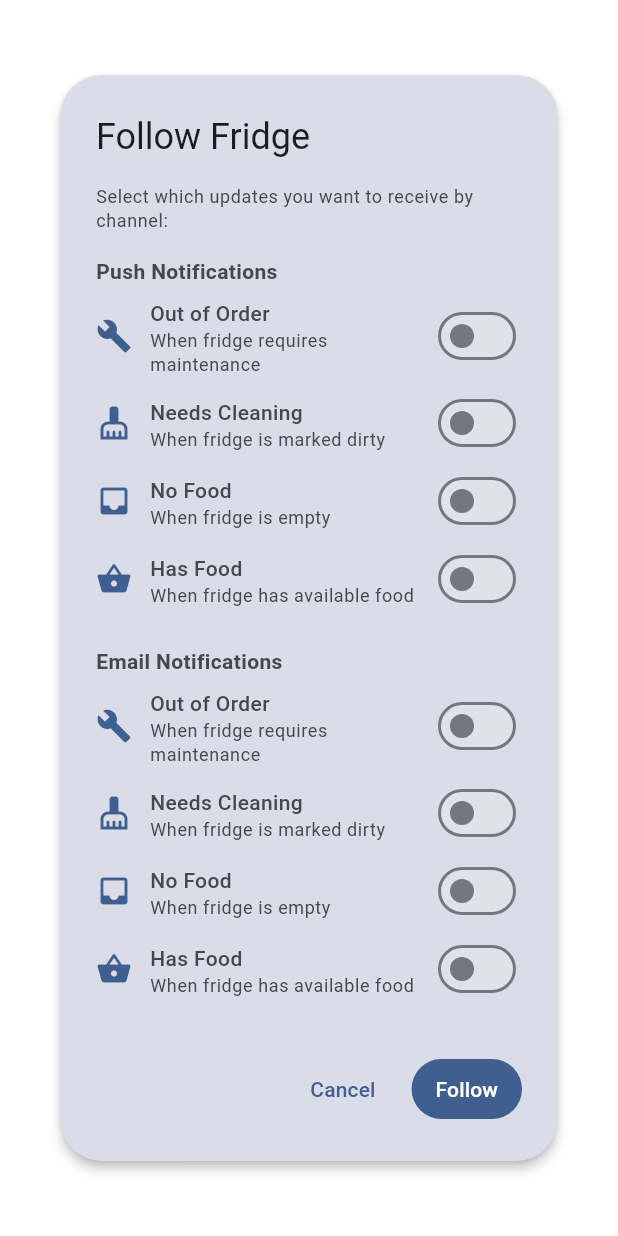
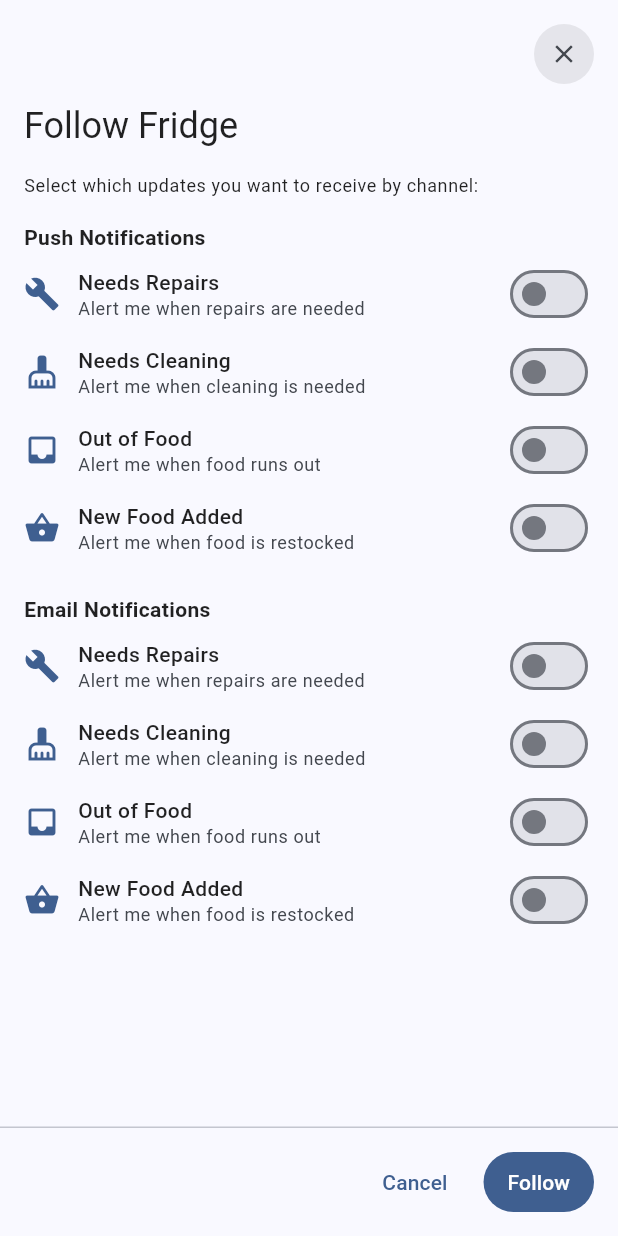
Before and after one commit to FridgeFinder/CFM_Mobile, a Flutter app: the NotificationPreferencesDialog screen opened directly with empty values, on a phone screen of 412 x 824 dp. Run offline on Flutter 3.47's test engine with Material 3 defaults, Android fonts, the phone set to English and light mode, and no system bars; our stand-ins replace app_links, connectivity_plus, dio, firebase_auth, firebase_core, firebase_messaging and 20 more; missing offline and left inert: dio_cache_interceptor_hive_store, flutter_map_cache, flutter_map_marker_cluster, vector_map_tiles, vector_tile_renderer; accounts and stored records are empty; generated files the repository leaves out were written again; network calls fail.

Commit message:
feat(notifications) increse dialogue size to take up entire screen

```diff
--- a/fridgefinder_flutter/lib/src/features/auth/presentation/widgets/edit_notification_preferences_dialog.dart
+++ b/fridgefinder_flutter/lib/src/features/auth/presentation/widgets/edit_notification_preferences_dialog.dart
@@ -1,4 +1,5 @@
 import 'package:flutter/material.dart';
+import 'package:flutter/services.dart';
 import 'package:flutter_riverpod/flutter_riverpod.dart';
 import 'package:permission_handler/permission_handler.dart';
 import 'package:design_system/design_system.dart';
@@ -61,6 +62,10 @@ class _NotificationPreferencesDialogState
     extends ConsumerState<NotificationPreferencesDialog> {
   late NotificationPreferences _preferences;
   bool _isLoading = false;
+
+  void _closeDialog() {
+    Navigator.of(context).pop(false);
+  }
 
   @override
   void initState() {
@@ -240,37 +245,87 @@ class _NotificationPreferencesDialogState
 
   @override
   Widget build(BuildContext context) {
+    final colorScheme = Theme.of(context).colorScheme;
+    final brightness = Theme.of(context).brightness;
+    final statusBarIconBrightness =
+      brightness == Brightness.dark ? Brightness.light : Brightness.dark;
+    final statusBarBrightness =
+      brightness == Brightness.dark ? Brightness.dark : Brightness.light;
+
     // Determine dialog title based on mode
     final dialogTitle = widget.mode == NotificationPreferencesMode.edit
         ? 'Notification Preferences'
         : 'Follow Fridge';
 
-    return AlertDialog(
-      shape: M3EShapes.dialog,
-      title: widget.fridgeName != null
-          ? Column(
-              crossAxisAlignment: CrossAxisAlignment.start,
-              mainAxisSize: MainAxisSize.min,
+    return AnnotatedRegion<SystemUiOverlayStyle>(
+      value: SystemUiOverlayStyle(
+        statusBarColor: colorScheme.surface,
+        statusBarIconBrightness: statusBarIconBrightness,
+        statusBarBrightness: statusBarBrightness,
+      ),
+      child: Scaffold(
+        backgroundColor: colorScheme.surface,
+        body: SafeArea(
+          child: Column(
+            children: [
+              Align(
+                alignment: Alignment.topRight,
+                child: Padding(
+                  padding: EdgeInsets.only(
+                    top: M3ESpacing.sm,
+                    right: M3ESpacing.sm,
+                  ),
+                  child: IconButton(
+                    onPressed: _isLoading ? null : _closeDialog,
+                    tooltip: 'Close notification preferences',
+                    style: ButtonStyle(
+                      backgroundColor: WidgetStateProperty.resolveWith((states) {
+                        if (states.contains(WidgetState.pressed) ||
+                            states.contains(WidgetState.hovered) ||
+                            states.contains(WidgetState.focused)) {
+                          return const Color.fromRGBO(0, 0, 0, 0.15);
+                        }
+
+                        return const Color.fromRGBO(0, 0, 0, 0.08);
+                      }),
+                      foregroundColor: WidgetStatePropertyAll(
+                        colorScheme.onSurfaceVariant,
+                      ),
+                      fixedSize: const WidgetStatePropertyAll(Size(36, 36)),
+                      shape: const WidgetStatePropertyAll(CircleBorder()),
+                    ),
+                    icon: const Icon(Icons.close, size: 20),
+                  ),
+                ),
+              ),
+              Expanded(
+                child: SingleChildScrollView(
+                  padding: EdgeInsets.fromLTRB(
+                    M3ESpacing.md,
+                    M3ESpacing.xs,
+                    M3ESpacing.md,
+                    M3ESpacing.md,
+                  ),
+                  child: Center(
+                    child: ConstrainedBox(
+                      constraints: const BoxConstraints(maxWidth: 520),
+                      child: Column(
+                        crossAxisAlignment: CrossAxisAlignment.stretch,
                         children: [
                           Text(
                             dialogTitle,
                             style: M3ETypography.headlineSmall,
                           ),
+                          if (widget.fridgeName != null) ...[
                             M3ESpacing.verticalXXS,
                             Text(
                               widget.fridgeName!,
                               style: M3ETypography.bodyMedium.copyWith(
-                        color: Theme.of(context).colorScheme.onSurfaceVariant,
+                                    color: colorScheme.onSurfaceVariant,
                                   ),
                             ),
                           ],
-            )
-          : Text(dialogTitle, style: M3ETypography.headlineSmall),
-      content: SingleChildScrollView(
-        child: Column(
-          mainAxisSize: MainAxisSize.min,
-          crossAxisAlignment: CrossAxisAlignment.start,
-          children: [
+                          M3ESpacing.verticalMD,
                           Text(
                             'Select which updates you want to receive by channel:',
                             style: M3ETypography.bodySmall,
@@ -282,7 +337,8 @@ class _NotificationPreferencesDialogState
                             onChanged: (channel) {
                               setState(() {
                                 _preferences = _preferences.copyWith(
-                    contactTypePreferences: _preferences.contactTypePreferences.copyWith(
+                                  contactTypePreferences:
+                                      _preferences.contactTypePreferences.copyWith(
                                     device: channel,
                                   ),
                                 );
@@ -296,7 +352,8 @@ class _NotificationPreferencesDialogState
                             onChanged: (channel) {
                               setState(() {
                                 _preferences = _preferences.copyWith(
-                    contactTypePreferences: _preferences.contactTypePreferences.copyWith(
+                                  contactTypePreferences:
+                                      _preferences.contactTypePreferences.copyWith(
                                     email: channel,
                                   ),
                                 );
@@ -306,19 +363,51 @@ class _NotificationPreferencesDialogState
                         ],
                       ),
                     ),
-      actions: [
-        if (widget.mode == NotificationPreferencesMode.edit)
+                  ),
+                ),
+              ),
+              Container(
+                width: double.infinity,
+                decoration: BoxDecoration(
+                  color: colorScheme.surface,
+                  border: Border(
+                    top: BorderSide(
+                      color: colorScheme.outlineVariant,
+                    ),
+                  ),
+                ),
+                child: SafeArea(
+                  top: false,
+                  child: Padding(
+                    padding: EdgeInsets.fromLTRB(
+                      M3ESpacing.md,
+                      M3ESpacing.sm,
+                      M3ESpacing.md,
+                      M3ESpacing.sm,
+                    ),
+                    child: Center(
+                      child: ConstrainedBox(
+                        constraints: const BoxConstraints(maxWidth: 520),
+                        child: Row(
+                          mainAxisAlignment: MainAxisAlignment.end,
+                          children: [
+                            if (widget.mode == NotificationPreferencesMode.edit) ...[
                               TextButton(
-            onPressed: _isLoading ? null : () => _handleUnfollow(context),
+                                onPressed:
+                                    _isLoading ? null : () => _handleUnfollow(context),
                                 style: TextButton.styleFrom(
-              foregroundColor: const Color(0xFFFF7043), // M3E alert/destructive
+                                  foregroundColor:
+                                      const Color(0xFFFF7043), // M3E alert/destructive
                                 ),
                                 child: const Text('Unfollow'),
                               ),
+                              M3ESpacing.horizontalXS,
+                            ],
                             TextButtonM3E(
-          onPressed: _isLoading ? null : () => Navigator.of(context).pop(false),
+                              onPressed: _isLoading ? null : _closeDialog,
                               child: const Text('Cancel'),
                             ),
+                            M3ESpacing.horizontalXS,
                             FilledButtonM3E(
                               onPressed: _isLoading ? null : _handleSave,
                               child: _isLoading
@@ -327,9 +416,23 @@ class _NotificationPreferencesDialogState
                                       height: 20,
                                       child: CircularProgressIndicatorM3E.small(),
                                     )
-              : Text(widget.mode == NotificationPreferencesMode.edit ? 'Save' : 'Follow'),
+                                  : Text(
+                                      widget.mode == NotificationPreferencesMode.edit
+                                          ? 'Save'
+                                          : 'Follow',
+                                    ),
                             ),
                           ],
+                        ),
+                      ),
+                    ),
+                  ),
+                ),
+              ),
+            ],
+          ),
+        ),
+      ),
     );
   }
 
@@ -349,29 +452,29 @@ class _NotificationPreferencesDialogState
         ),
         M3ESpacing.verticalXS,
         _buildPreferenceSwitch(
-          title: 'Out of Order',
-          subtitle: 'When fridge requires maintenance',
+          title: 'Needs Repairs',
+          subtitle: 'Alert me when repairs are needed',
           value: channel.outOfOrder,
           onChanged: (value) => onChanged(channel.copyWith(outOfOrder: value)),
           icon: Icons.build,
         ),
         _buildPreferenceSwitch(
           title: 'Needs Cleaning',
-          subtitle: 'When fridge is marked dirty',
+          subtitle: 'Alert me when cleaning is needed',
           value: channel.dirty,
           onChanged: (value) => onChanged(channel.copyWith(dirty: value)),
           icon: Icons.cleaning_services,
         ),
         _buildPreferenceSwitch(
-          title: 'No Food',
-          subtitle: 'When fridge is empty',
+          title: 'Out of Food',
+          subtitle: 'Alert me when food runs out',
           value: channel.noFood,
           onChanged: (value) => onChanged(channel.copyWith(noFood: value)),
           icon: Icons.inbox,
         ),
         _buildPreferenceSwitch(
-          title: 'Has Food',
-          subtitle: 'When fridge has available food',
+          title: 'New Food Added',
+          subtitle: 'Alert me when food is restocked',
           value: channel.hasFood,
           onChanged: (value) => onChanged(channel.copyWith(hasFood: value)),
           icon: Icons.shopping_basket,
--- a/fridgefinder_flutter/lib/src/features/profile/presentation/widgets/fridge_profile_button_row.dart
+++ b/fridgefinder_flutter/lib/src/features/profile/presentation/widgets/fridge_profile_button_row.dart
@@ -174,6 +174,7 @@ class FridgeProfileButtonRow extends ConsumerWidget {
 
       final didFollow = await showDialog<bool>(
         context: context,
+        barrierColor: Colors.transparent,
         builder: (dialogContext) => NotificationPreferencesDialog.follow(
           fridgeId: fridge.id,
           existingPreferences: alertPreferences?.notificationPreferences,
@@ -220,6 +221,7 @@ class FridgeProfileButtonRow extends ConsumerWidget {
 
       final didUpdate = await showDialog<bool>(
         context: context,
+        barrierColor: Colors.transparent,
         builder: (dialogContext) => NotificationPreferencesDialog.edit(
           fridgeId: fridge.id,
           fridgeName: fridge.name,
```
Lines whose indentation alone changed are shown as unchanged.
